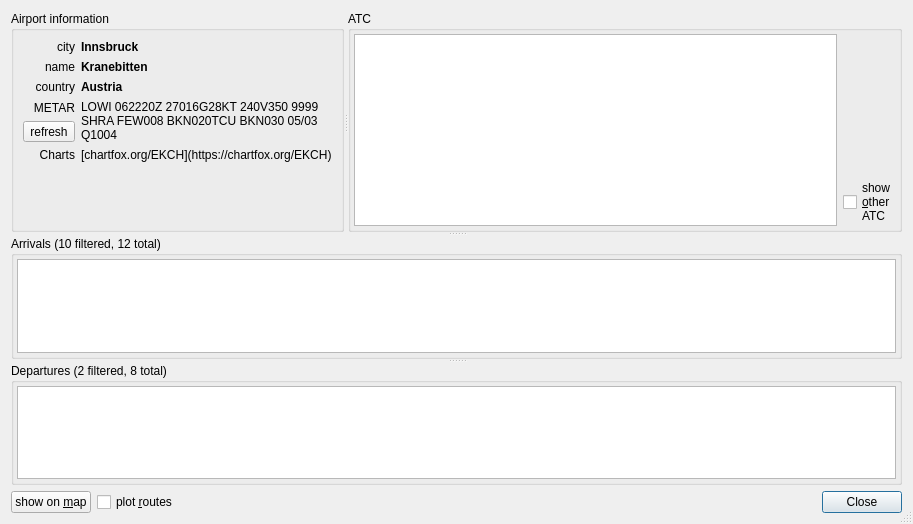
Old version of the form src/AirportDetails.ui in the repository qutescoop/qutescoop.
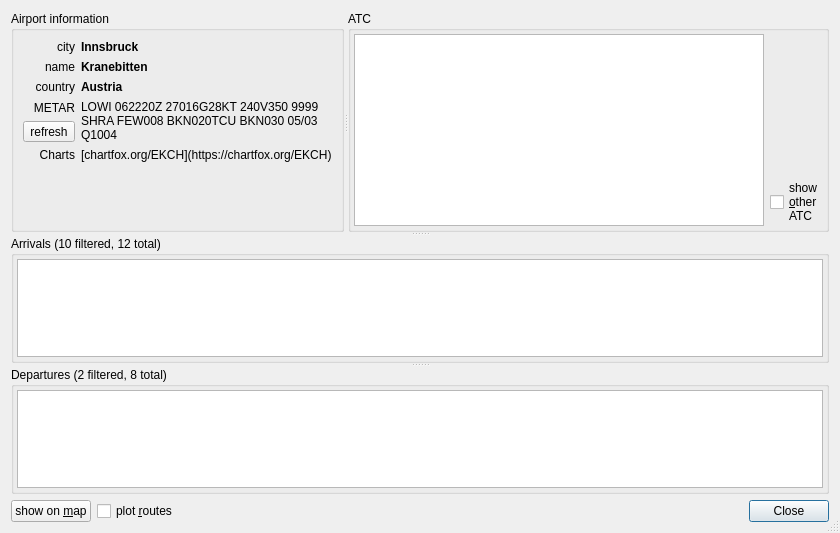
New version of the form. Icons and pictures are not drawn.

The edit to the form file:
```diff
--- a/src/AirportDetails.ui
+++ b/src/AirportDetails.ui
@@ -6,8 +6,8 @@
    <rect>
     <x>0</x>
     <y>0</y>
-    <width>913</width>
-    <height>524</height>
+    <width>840</width>
+    <height>533</height>
    </rect>
   </property>
   <property name="windowTitle">
```
Left out of the diff: 6 changed lines with no effect on the pictures.
